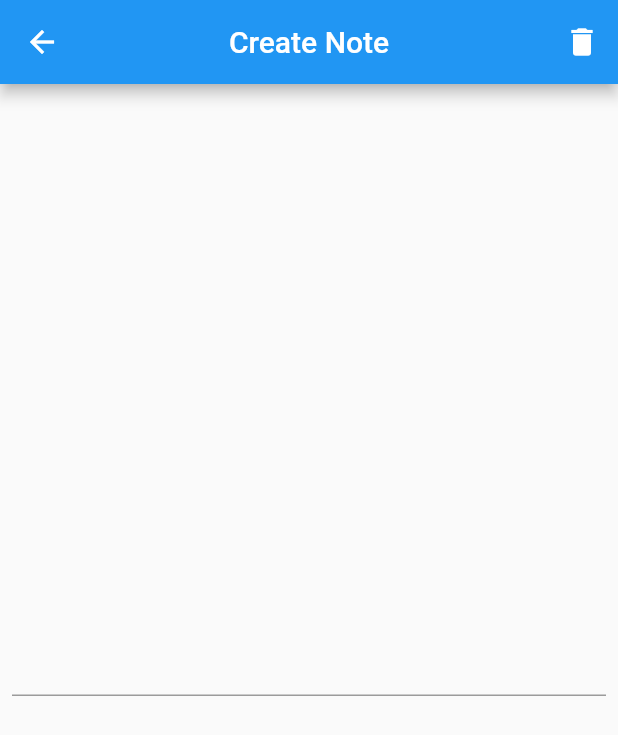
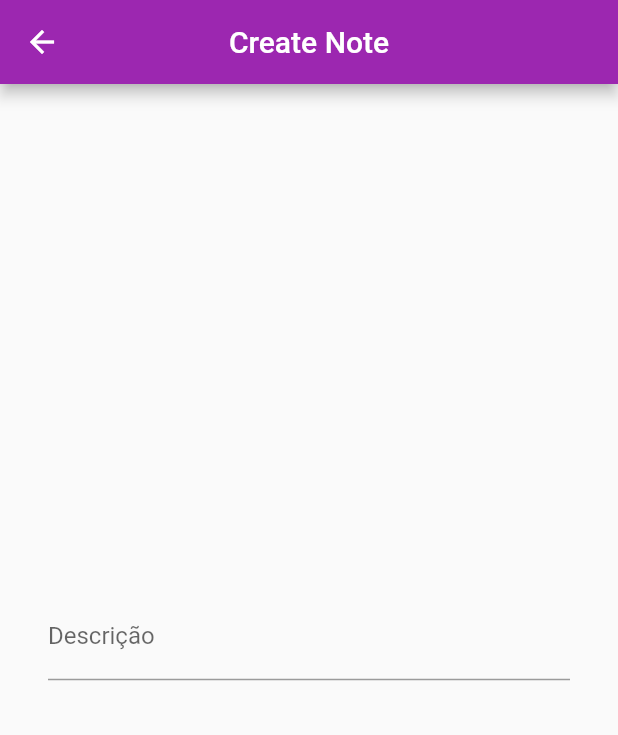
Before and after one commit to michelewtc/ignite-flutter-module-02, a Flutter app: the screen it shows after launch, after a tap on the "add" icon, on a phone screen of 412 x 824 dp. Shown: the top 735 px of the screen. Run offline on Flutter 3.47's test engine with Material 2 defaults, Android fonts, the phone set to English and light mode, and no system bars.

Commit message:
app notes finished

```diff
--- a/lib/app_widget.dart
+++ b/lib/app_widget.dart
@@ -6,6 +6,9 @@ class AppWidget extends StatelessWidget {
   @override
   Widget build(BuildContext context) {
     return MaterialApp(
+      theme: ThemeData(
+        primarySwatch: Colors.purple,
+      ),
       title: "Notes",
       initialRoute: "/home",
       routes: {
--- a/lib/create_note_page.dart
+++ b/lib/create_note_page.dart
@@ -7,36 +7,71 @@ class CreateNotePage extends StatefulWidget {
 
 class _CreateNotePageState extends State<CreateNotePage> {
   var description = "";
+  var textController = TextEditingController();
+  var isEdit = false;
+
+  @override
+  void initState() {
+    WidgetsBinding.instance!.addPostFrameCallback((_) {
+      if (ModalRoute.of(context)!.settings.arguments != null) {
+        description = ModalRoute.of(context)!.settings.arguments as String;
+        textController.text = description;
+        setState(() {
+          isEdit = true;
+        });
+      }
+    });
+    super.initState();
+  }
 
   @override
   Widget build(BuildContext context) {
     return Scaffold(
       appBar: AppBar(
-        title: Text("Create Note"),
+        title: Text(isEdit ? "Edit Note" : "Create Note"),
         centerTitle: true,
         actions: [
-          IconButton(icon: Icon(Icons.delete), onPressed: () {}),
+          if (isEdit)
+            IconButton(
+              icon: Icon(Icons.delete),
+              onPressed: () {
+                Navigator.pop(context, "");
+              },
+            ),
         ],
       ),
       body: Padding(
-        padding: const EdgeInsets.all(8.0),
+        padding: const EdgeInsets.all(32.0),
         child: Column(
-          mainAxisAlignment: MainAxisAlignment.spaceEvenly,
+          mainAxisAlignment: MainAxisAlignment.center,
           children: [
             TextField(
+              controller: textController,
               maxLines: null,
               onChanged: (value) {
                 setState(() {
                   description = value;
                 });
               },
+              decoration: InputDecoration(labelText: "Descrição"),
+            ),
+            SizedBox(
+              height: 32,
             ),
             if (description.isNotEmpty)
-              ElevatedButton(
-                  onPressed: () {
-                    Navigator.pop(context, description);
-                  },
-                  child: Text("Salvar"))
+              Row(
+                mainAxisAlignment: MainAxisAlignment.center,
+                children: [
+                  SizedBox(
+                    width: 300,
+                    child: ElevatedButton(
+                        onPressed: () {
+                          Navigator.pop(context, description);
+                        },
+                        child: Text("Salvar")),
+                  ),
+                ],
+              )
           ],
         ),
       ),
```
Also changed, not shown: lib/home_page.dart (+15 -0 lines).
